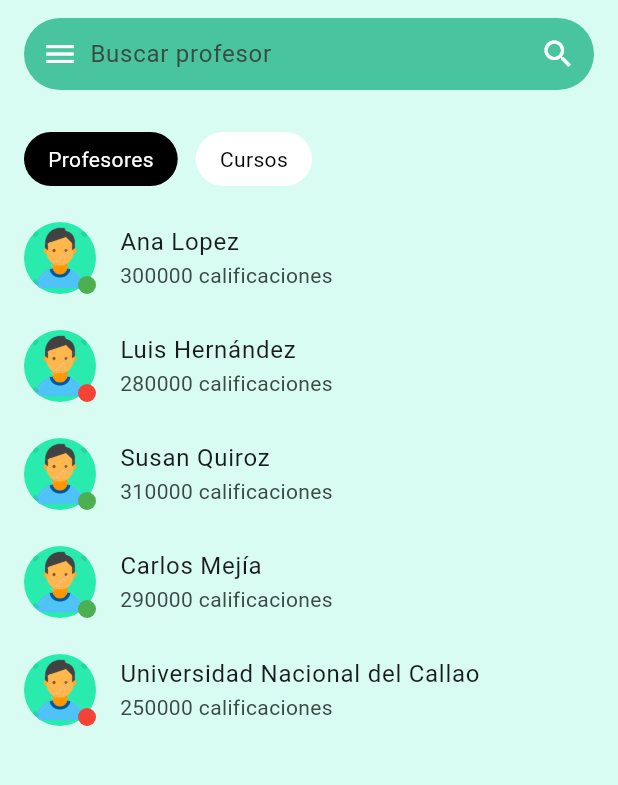
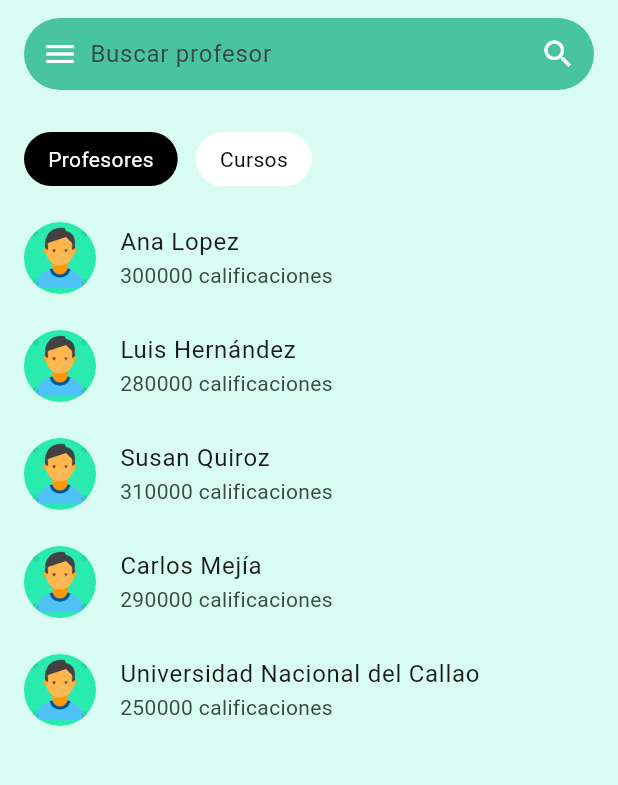
Before and after one commit to Sideron/programovilfront, a Flutter app: the UniversityFilter screen opened directly, on a phone screen of 412 x 824 dp, the part 84-869 px from its top. Run offline on Flutter 3.47's test engine with Material 3 defaults, Android fonts, the light colour scheme and no system bars; our stand-ins replace flutter_svg, get, google_fonts.

Commit message:
ajustes filtro profesores

```diff
--- a/lib/pages/main/filter/university_filter.dart
+++ b/lib/pages/main/filter/university_filter.dart
@@ -17,31 +17,26 @@ class _UniversityFilterState extends State<UniversityFilter> {
       'name': 'Ana Lopez',
       'ratings': '300000 calificaciones',
       'image': 'assets/images/profile.png',
-      'status': Colors.green
     },
     {
       'name': 'Luis Hernández',
       'ratings': '280000 calificaciones',
       'image': 'assets/images/profile.png',
-      'status': Colors.red
     },
     {
       'name': 'Susan Quiroz',
       'ratings': '310000 calificaciones',
       'image': 'assets/images/profile.png',
-      'status': Colors.green
     },
     {
       'name': 'Carlos Mejía',
       'ratings': '290000 calificaciones',
       'image': 'assets/images/profile.png',
-      'status': Colors.green
     },
     {
       'name': 'Universidad Nacional del Callao',
       'ratings': '250000 calificaciones',
       'image': 'assets/images/profile.png',
-      'status': Colors.red
     },
   ];
 
@@ -93,7 +88,6 @@ class _UniversityFilterState extends State<UniversityFilter> {
           ],
         ),
       ),
-      //bottomNavigationBar: buildBottomBar(),
     );
   }
 
@@ -195,21 +189,9 @@ class _UniversityFilterState extends State<UniversityFilter> {
       itemBuilder: (context, index) {
         final t = filteredTeachers[index];
         return ListTile(
-          leading: Stack(
-            children: [
-              CircleAvatar(
-                backgroundImage: AssetImage(t['image']),
-                radius: 24,
-              ),
-              Positioned(
-                right: 0,
-                bottom: 0,
-                child: CircleAvatar(
-                  backgroundColor: t['status'],
-                  radius: 6,
-                ),
-              ),
-            ],
+          leading: CircleAvatar(
+            backgroundImage: AssetImage(t['image']),
+            radius: 24,
           ),
           title: Text(t['name']),
           subtitle: Text(t['ratings']),
@@ -235,19 +217,4 @@ class _UniversityFilterState extends State<UniversityFilter> {
       },
     );
   }
-
-  Widget buildBottomBar() {
-    return BottomAppBar(
-      color: const Color(0xFF48C59E),
-      child: Row(
-        mainAxisAlignment: MainAxisAlignment.spaceAround,
-        children: const [
-          IconButton(
-              icon: Icon(Icons.search, color: Colors.black), onPressed: null),
-          IconButton(
-              icon: Icon(Icons.person, color: Colors.black), onPressed: null),
-        ],
-      ),
-    );
-  }
 }
--- a/lib/pages/main/main_page.dart
+++ b/lib/pages/main/main_page.dart
@@ -1,6 +1,5 @@
 import 'package:flutter/material.dart';
 import 'package:programovilfront/pages/main/filter/filter_page.dart';
-import 'package:programovilfront/pages/main/profile/profile_page.dart';
 import 'package:programovilfront/pages/profileUser/profileUser_page.dart';
 
 class MainPage extends StatefulWidget {
```
Also changed, not shown: assets/json/teachers.json (+14 -7 lines).
